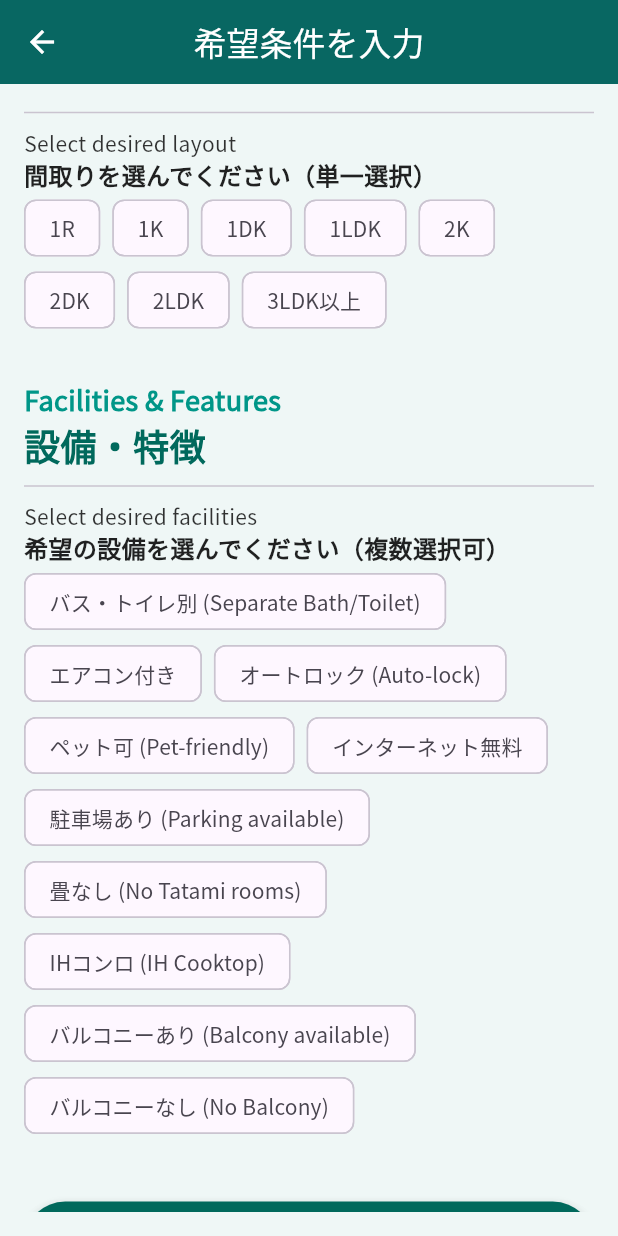
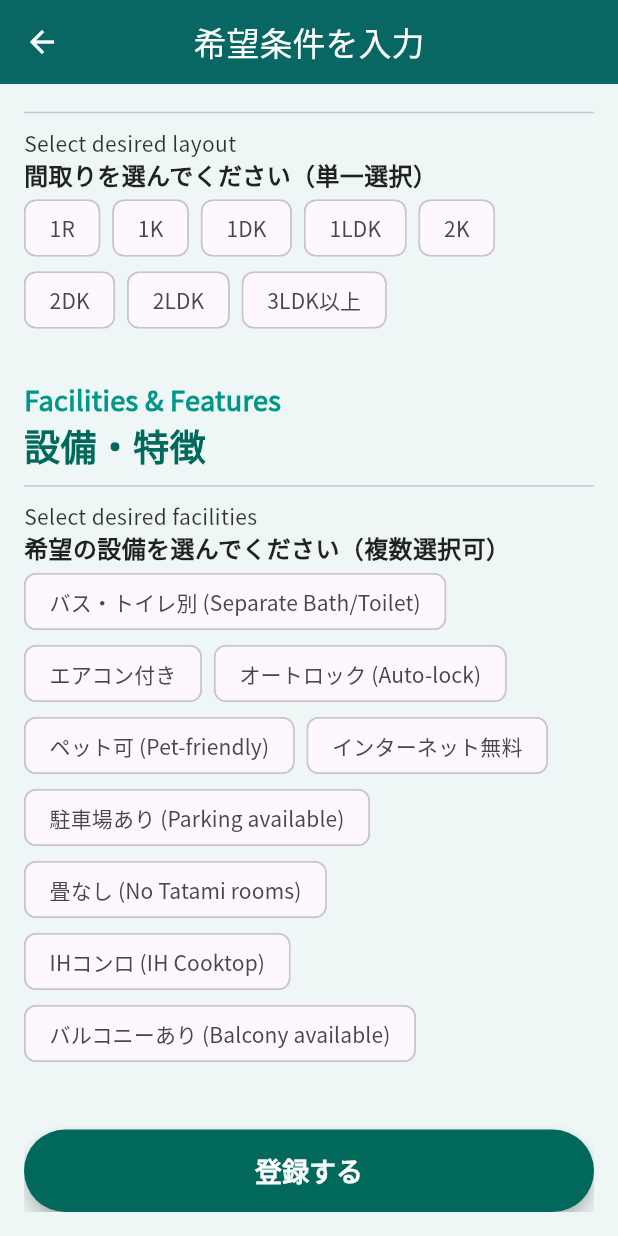
Before and after one commit to fumiya0527/ffh, a Flutter app: the UserCondition screen opened directly with empty values, scrolled down 796 dp, on a phone screen of 412 x 824 dp. Run offline on Flutter 3.47's test engine with Material 3 defaults, Android fonts, the phone set to English and light mode, and no system bars; our stand-ins replace cloud_firestore, firebase_auth, firebase_core, firebase_storage, google_fonts, image_picker and 1 more; accounts and stored records are empty.

Commit message:
完全版

```diff
--- a/owner_app/lib/AddProperty.dart
+++ b/owner_app/lib/AddProperty.dart
@@ -150,7 +150,7 @@ class _PropertyRegistrationScreenState extends State<PropertyRegistrationScreen>
     {'title': 'ペット可', 'checked': false},
     {'title': 'インターネット無料', 'checked': false},
     {'title': '駐車場あり', 'checked': false},
-    {'title': '和室', 'checked': false},
+    {'title': '畳なし', 'checked': false},
     {'title': 'IHコンロ', 'checked': false},
     {'title': 'バルコニーあり', 'checked': false},
   ];
--- a/user_app/lib/user_condition.dart
+++ b/user_app/lib/user_condition.dart
@@ -63,7 +63,6 @@ class _UserConditionState extends State<UserCondition> {
     'バス・トイレ別 (Separate Bath/Toilet)', 'エアコン付き', 'オートロック (Auto-lock)',
     'ペット可 (Pet-friendly)', 'インターネット無料', '駐車場あり (Parking available)',
     '畳なし (No Tatami rooms)', 'IHコンロ (IH Cooktop)', 'バルコニーあり (Balcony available)',
-    'バルコニーなし (No Balcony)',
   ];
 
   // 築年数の選択肢
--- a/user_app/lib/user_regist.dart
+++ b/user_app/lib/user_regist.dart
@@ -5,6 +5,8 @@ import 'user_condition.dart'; // UserCondition へのパス
 import 'terms_of_service.dart'; // terms_of_service.dart へのパス
 import 'package:cloud_firestore/cloud_firestore.dart';
 import 'package:firebase_auth/firebase_auth.dart';
+import 'main.dart';
+import 'package:google_fonts/google_fonts.dart';
 
 class UserRegistrationScreen extends StatefulWidget {
   @override
```
